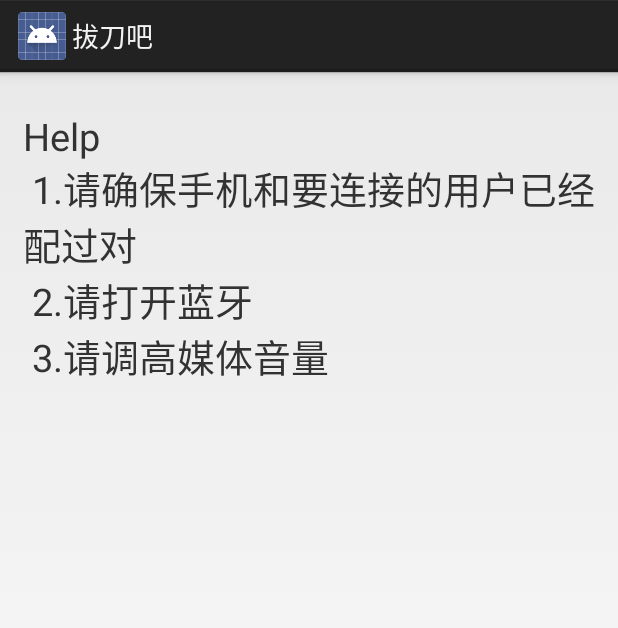
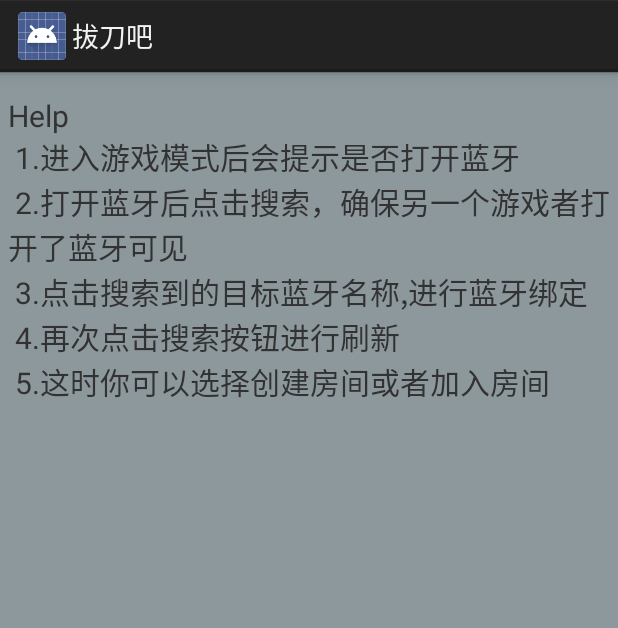
Before and after one commit to xxxblog/Android, an Android app: the helpActivity screen opened directly, with no data from a screen before it, on a phone screen of 412 x 824 dp. Shown: the top 628 px of the screen. Run offline under Robolectric (Android 15) with nearby library versions, the phone set to English and light mode, and no system bars.

Commit message:
拔刀吧1.0

```diff
--- a/app/src/main/res/layout/help.xml
+++ b/app/src/main/res/layout/help.xml
@@ -2,16 +2,16 @@
 <RelativeLayout xmlns:android="http://schemas.android.com/apk/res/android"
     xmlns:app="http://schemas.android.com/apk/res-auto"
     android:layout_width="match_parent"
-    android:layout_height="match_parent">
-
+    android:layout_height="match_parent"
+    android:background="#8d989c">
 
     <TextView
         android:id="@+id/textView3"
         android:layout_width="match_parent"
         android:layout_height="wrap_content"
-        android:textSize="25dp"
+        android:textSize="20dp"
         android:text="@string/help_information"
-        android:padding="15dp"
+        android:padding="5dp"
         android:layout_marginTop="10dp"
         />
 
--- a/app/src/main/res/values/strings.xml
+++ b/app/src/main/res/values/strings.xml
@@ -2,9 +2,11 @@
     <string name="app_name">拔刀吧</string>
     <string name="help_information">
         Help\n
-        1.请确保手机和要连接的用户已经配过对\n
-        2.请打开蓝牙\n
-        3.请调高媒体音量
+        1.进入游戏模式后会提示是否打开蓝牙\n
+        2.打开蓝牙后点击搜索，确保另一个游戏者打开了蓝牙可见\n
+        3.点击搜索到的目标蓝牙名称,进行蓝牙绑定\n
+        4.再次点击搜索按钮进行刷新\n
+        5.这时你可以选择创建房间或者加入房间\n
     </string>
     <string name="title_activity_login_test">Sign in</string>
 
```
